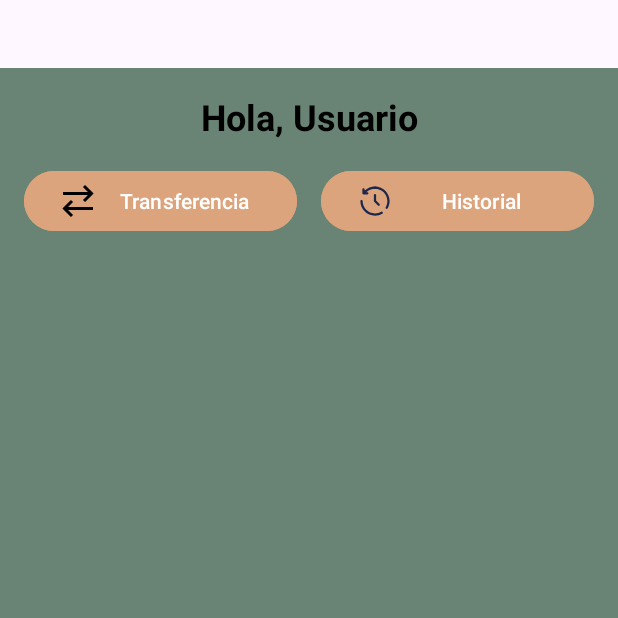
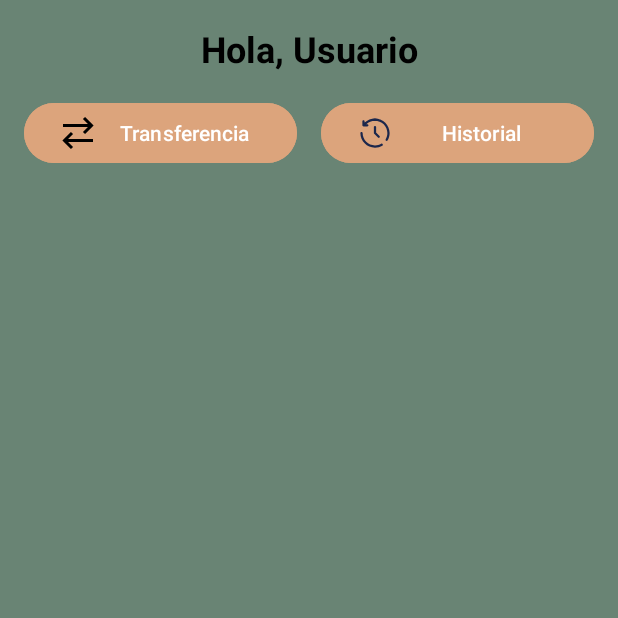
Before and after one commit to EDUAUAQ/androidApp, an Android app: the index screen opened directly, with no data from a screen before it, on a phone screen of 412 x 824 dp, the top half of it. Run offline under Robolectric (Android 15) with nearby library versions, the phone set to English and light mode, and no system bars; our stand-ins replace navigation-ui; 1 statement that could not run was skipped.

```diff
--- a/app/src/main/res/layout/activity_index.xml
+++ b/app/src/main/res/layout/activity_index.xml
@@ -6,7 +6,6 @@
     android:layout_width="match_parent"
     android:layout_height="match_parent"
     tools:context=".index"
-    android:layout_marginTop="45dp"
     android:background="@color/fondo">
 
     <!-- Mensaje de saludo -->
```
